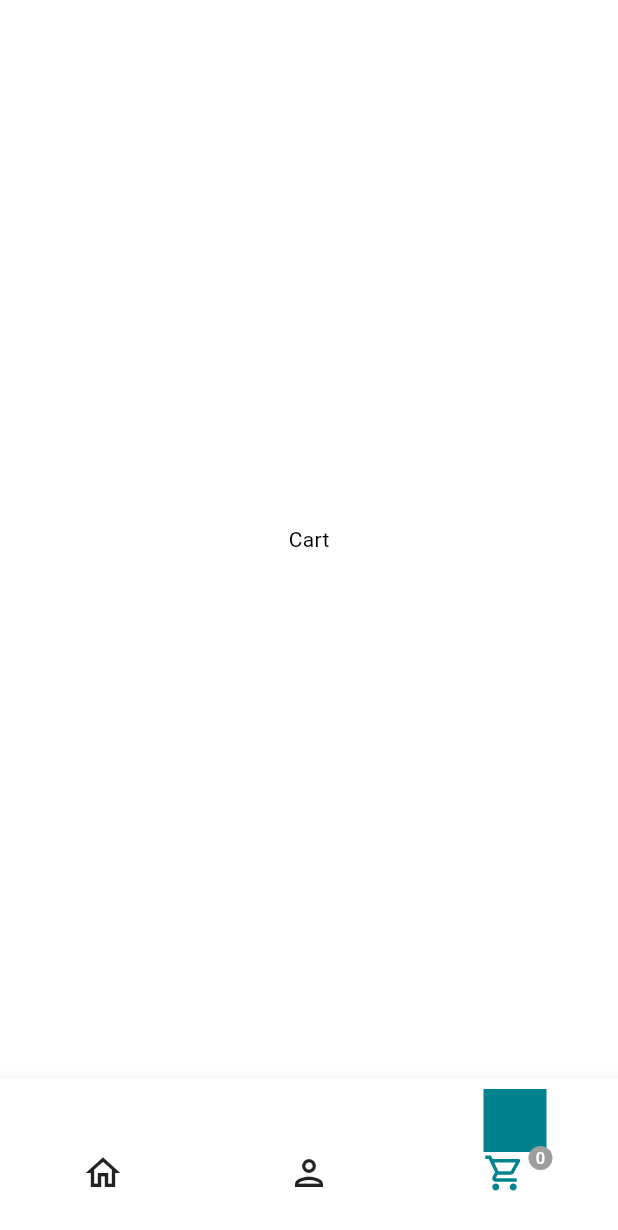
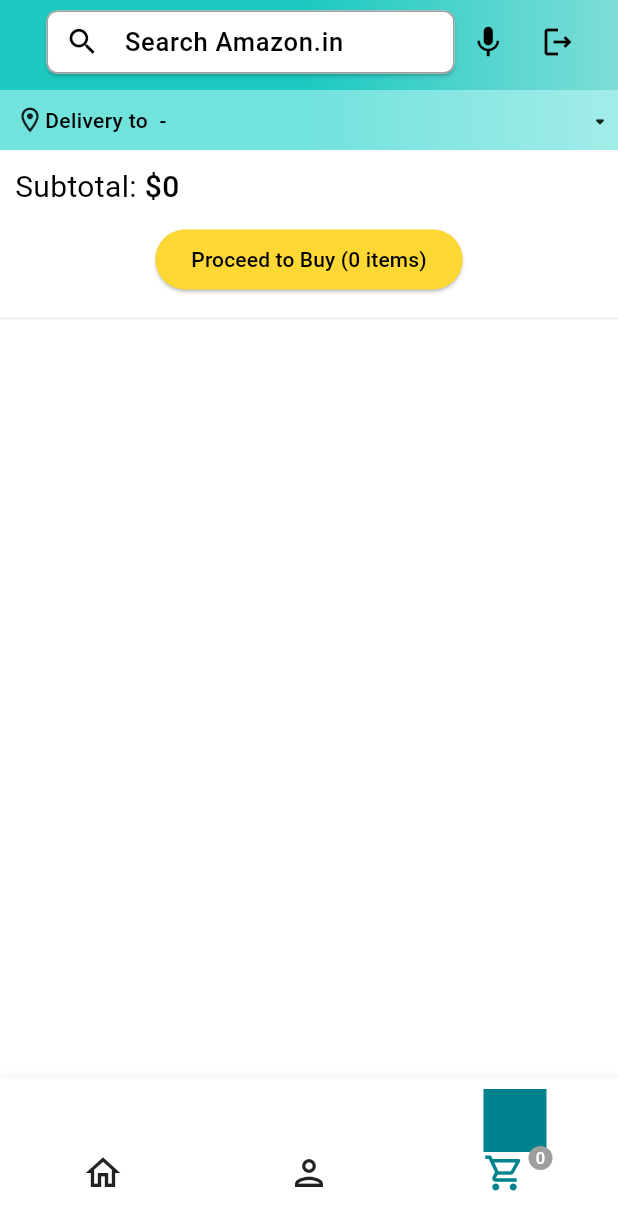
Before and after one commit to sahadevkunwar/amazon_clone, a Flutter app: the BottomBar screen opened directly, item 3 of the bottom bar chosen, on a phone screen of 412 x 824 dp. Shown: the top 1230 px of the screen. Run offline on Flutter 3.47's test engine with Material 3 defaults, Android fonts, the phone set to English and light mode, and no system bars; our stand-ins replace cached_network_image, carousel_slider, dartz, dio, dotted_border, file_picker and 6 more; missing offline and left inert: cloudinary_public; accounts and stored records are empty; network calls fail.

Commit message:
Cart items added and items can be increased or decreased

```diff
--- a/lib/common/widgets/bottom_bar.dart
+++ b/lib/common/widgets/bottom_bar.dart
@@ -1,6 +1,7 @@
 import 'package:amazon_clone/constants/global_variable.dart';
 import 'package:amazon_clone/features/account/ui/screens/account_screen.dart';
 import 'package:amazon_clone/features/auth/data_source/user_repo.dart';
+import 'package:amazon_clone/features/cart/screens/cart_screen.dart';
 import 'package:amazon_clone/features/home/screens/home_screen.dart';
 import 'package:flutter/material.dart';
 import 'package:flutter_bloc/flutter_bloc.dart';
@@ -20,7 +21,7 @@ class _BottomBarState extends State<BottomBar> {
   List<Widget> pages = [
     const HomeScreen(),
     const AccountScreen(),
-    const Center(child: Text('Cart'))
+    const CartScreen(),
   ];
   void updatePage(int page) {
     setState(() {
--- /dev/null
+++ b/lib/features/cart/screens/cart_screen.dart
@@ -0,0 +1,146 @@
+import 'package:amazon_clone/constants/global_variable.dart';
+import 'package:amazon_clone/features/auth/data_source/user_repo.dart';
+import 'package:amazon_clone/features/auth/screens/auth_screen.dart';
+import 'package:amazon_clone/features/cart/screens/widgets/cart_product.dart';
+import 'package:amazon_clone/features/cart/screens/widgets/cart_subtotal.dart';
+import 'package:amazon_clone/features/home/widgets/address_box.dart';
+import 'package:amazon_clone/features/search/screens/search_screen.dart';
+import 'package:flutter/material.dart';
+import 'package:flutter_bloc/flutter_bloc.dart';
+
+class CartScreen extends StatefulWidget {
+  const CartScreen({super.key});
+
+  @override
+  State<CartScreen> createState() => _CartScreenState();
+}
+
+class _CartScreenState extends State<CartScreen> {
+  void navigateToSearchScreen(String query) {
+    Navigator.of(context).push(MaterialPageRoute(
+      builder: (context) => SearchScreen(searchQuery: query),
+    ));
+  }
+
+  @override
+  Widget build(BuildContext context) {
+    final user = context.watch<UserRepository>().user;
+
+    return Scaffold(
+      appBar: PreferredSize(
+        preferredSize: const Size.fromHeight(60),
+        child: AppBar(
+          flexibleSpace: Container(
+            decoration: const BoxDecoration(
+              gradient: GlobalVariables.appBarGradient,
+            ),
+          ),
+          title: Row(
+            mainAxisAlignment: MainAxisAlignment.spaceBetween,
+            children: [
+              Expanded(
+                child: Container(
+                  height: 42,
+                  margin: const EdgeInsets.only(left: 15),
+                  child: Material(
+                    borderRadius: BorderRadius.circular(7),
+                    elevation: 1,
+                    child: TextFormField(
+                      onFieldSubmitted: navigateToSearchScreen,
+                      // controller: searchController,
+                      decoration: InputDecoration(
+                        prefixIcon: InkWell(
+                          onTap: () {
+                            // Navigator.of(context).push(MaterialPageRoute(
+                            //   builder: (context) => SearchScreen(
+                            //       searchQuery: searchController.text),
+                            // ));
+                          },
+                          child: const Icon(
+                            Icons.search,
+                            color: Colors.black,
+                            size: 23,
+                          ),
+                        ),
+                        filled: true,
+                        fillColor: Colors.white,
+                        contentPadding: const EdgeInsets.only(top: 10),
+                        border: const OutlineInputBorder(
+                          borderRadius: BorderRadius.all(
+                            Radius.circular(7),
+                          ),
+                          borderSide: BorderSide.none,
+                        ),
+                        enabledBorder: const OutlineInputBorder(
+                          borderRadius: BorderRadius.all(
+                            Radius.circular(7),
+                          ),
+                          borderSide: BorderSide(
+                            color: Colors.black38,
+                            width: 1,
+                          ),
+                        ),
+                        hintText: 'Search Amazon.in',
+                        hintStyle: const TextStyle(
+                          fontWeight: FontWeight.w500,
+                          fontSize: 17,
+                        ),
+                      ),
+                    ),
+                  ),
+                ),
+              ),
+              Container(
+                color: Colors.transparent,
+                height: 42,
+                margin: const EdgeInsets.symmetric(horizontal: 10),
+                child: const Icon(Icons.mic, color: Colors.black, size: 25),
+              ),
+              IconButton(
+                  onPressed: () {
+                    context.read<UserRepository>().logout();
+                    Navigator.of(context).pushAndRemoveUntil(
+                        MaterialPageRoute(
+                            builder: (context) => const AuthScreen()),
+                        (route) => false);
+                    //await SharedPrefUtisl.removeToken();
+                  },
+                  icon: const Icon(Icons.logout_outlined))
+            ],
+          ),
+        ),
+      ),
+      body: SingleChildScrollView(
+        child: Column(
+          children: [
+            const AddressBox(),
+            const CartSubtotal(),
+            ElevatedButton(
+              style: ElevatedButton.styleFrom(
+                backgroundColor: Colors.yellow[600],
+                foregroundColor: Colors.black,
+              ),
+              onPressed: () {},
+              child: Text('Proceed to Buy (${user!.cart?.length} items)'),
+            ),
+            const SizedBox(height: 15),
+            Container(
+              height: 1,
+              color: Colors.black12.withOpacity(0.08),
+            ),
+            const SizedBox(height: 5),
+            ListView.builder(
+                shrinkWrap: true,
+                itemCount: user.cart?.length,
+                itemBuilder: (context, index) {
+                  return CartProduct(
+                    index: index,
+
+                  );
+                })
+          ],
+        ),
+      ),
+    );
+  }
+}
--- /dev/null
+++ b/lib/features/cart/screens/widgets/cart_subtotal.dart
@@ -0,0 +1,39 @@
+import 'package:amazon_clone/features/auth/data_source/user_repo.dart';
+import 'package:flutter/material.dart';
+import 'package:flutter_bloc/flutter_bloc.dart';
+
+class CartSubtotal extends StatefulWidget {
+  const CartSubtotal({super.key});
+
+  @override
+  State<CartSubtotal> createState() => _CartSubtotalState();
+}
+
+class _CartSubtotalState extends State<CartSubtotal> {
+  @override
+  Widget build(BuildContext context) {
+    final user = context.watch<UserRepository>().user;
+    int sum = 0;
+    user!.cart
+        ?.map((e) => sum += e['quantity'] + e['product']['price'] as int)
+        .toList();
+    return Container(
+      margin: const EdgeInsets.all(10),
+      child: Row(
+        children: [
+          const Text(
+            'Subtotal: ',
+            style: TextStyle(fontSize: 20),
+          ),
+          Text(
+            '\$$sum',
+            style: const TextStyle(
+              fontSize: 20,
+              fontWeight: FontWeight.w500,
+            ),
+          )
+        ],
+      ),
+    );
+  }
+}
--- /dev/null
+++ b/lib/features/product_details/cubit/remove_from_cart_cubit.dart
@@ -0,0 +1,19 @@
+import 'package:amazon_clone/common/bloc/common_state.dart';
+import 'package:amazon_clone/features/product_details/repo/product_detail_repo.dart';
+import 'package:amazon_clone/models/product.dart';
+import 'package:flutter_bloc/flutter_bloc.dart';
+
+class RemoveFromCartCubit extends Cubit<CommonState> {
+  final ProductDetailRepo productDetailRepo;
+  RemoveFromCartCubit({required this.productDetailRepo})
+      : super(CommonInitialState());
+
+  removeFromCart({required Product product}) async {
+    emit(CommonLoadingState());
+    final res = await productDetailRepo.removeFromCart(product: product);
+    res.fold(
+      (error) => emit(CommonErrorState(message: error)),
+      (data) => emit(CommonSuccessState(item: null)),
+    );
+  }
+}
--- a/lib/features/search/widgets/searched_product.dart
+++ b/lib/features/search/widgets/searched_product.dart
@@ -92,5 +92,6 @@ class SearchedProduct extends StatelessWidget {
         ),
       ],
     );
+
   }
 }
--- a/lib/main.dart
+++ b/lib/main.dart
@@ -12,6 +12,7 @@ import 'package:amazon_clone/features/home/cubit/fetch_product_category.dart';
 import 'package:amazon_clone/features/home/home_repo/home_repo.dart';
 import 'package:amazon_clone/features/product_details/cubit/add_to_cart_cubit.dart';
 import 'package:amazon_clone/features/product_details/cubit/product_detail_cubit.dart';
+import 'package:amazon_clone/features/product_details/cubit/remove_from_cart_cubit.dart';
 import 'package:amazon_clone/features/product_details/repo/product_detail_repo.dart';
 import 'package:amazon_clone/features/search/cubit/search_cubit.dart';
 import 'package:amazon_clone/features/search/repo/search_repo.dart';
@@ -106,6 +107,10 @@ class MyApp extends StatelessWidget {
             create: (context) => AddToCartCubit(
                 productDetailRepo: context.read<ProductDetailRepo>()),
           ),
+          BlocProvider(
+            create: (context) => RemoveFromCartCubit(
+                productDetailRepo: context.read<ProductDetailRepo>()),
+          ),
         ],
         child: MaterialApp(
           debugShowCheckedModeBanner: false,
--- a/pubspec.yaml
+++ b/pubspec.yaml
@@ -49,6 +49,7 @@ dependencies:
   cached_network_image: ^3.3.0
   flutter_spinkit: ^5.2.0
   flutter_rating_bar: ^4.0.1
+  shimmer: ^3.0.0
 
 dev_dependencies:
   flutter_test:
```
Also changed, not shown: lib/features/auth/data_source/user_repo.dart (+0 -9 lines), lib/features/cart/screens/widgets/cart_product.dart (added, +217 -0 lines), lib/features/home/widgets/deal_of_day.dart (+20 -1 lines), lib/features/product_details/repo/product_detail_repo.dart (+41 -0 lines), pubspec.lock, 1 other file.
